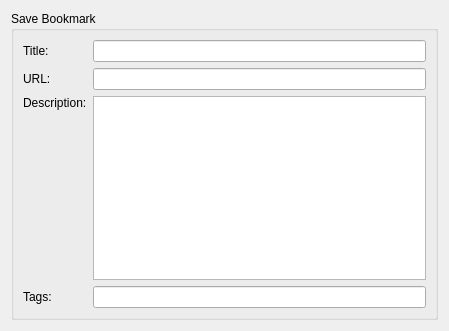
Above: newbookmarkwidget.ui from greghaynes/kdelicious before the change. Below: the same form after it.
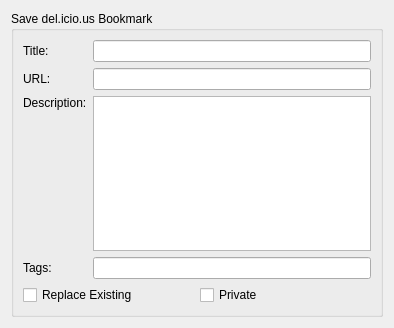
That is the form after the change.

What changed in the file:
```diff
--- a/newbookmarkwidget.ui
+++ b/newbookmarkwidget.ui
@@ -6,18 +6,18 @@
    <rect>
     <x>0</x>
     <y>0</y>
-    <width>449</width>
-    <height>331</height>
+    <width>394</width>
+    <height>328</height>
    </rect>
   </property>
   <property name="windowTitle">
    <string>Form</string>
   </property>
-  <layout class="QHBoxLayout" name="horizontalLayout">
+  <layout class="QHBoxLayout" name="horizontalLayout_2">
    <item>
     <widget class="QGroupBox" name="groupBox">
      <property name="title">
-      <string>Save Bookmark</string>
+      <string>Save del.icio.us Bookmark</string>
      </property>
      <layout class="QGridLayout" name="gridLayout">
       <item row="0" column="0">
@@ -77,6 +77,24 @@
       <item row="3" column="1">
        <widget class="QLineEdit" name="tagsLineEdit"/>
       </item>
+      <item row="4" column="0" colspan="2">
+       <layout class="QHBoxLayout" name="horizontalLayout">
+        <item>
+         <widget class="QCheckBox" name="replaceCheckbox">
+          <property name="text">
+           <string>Replace Existing</string>
+          </property>
+         </widget>
+        </item>
+        <item>
+         <widget class="QCheckBox" name="privateCheckbox">
+          <property name="text">
+           <string>Private</string>
+          </property>
+         </widget>
+        </item>
+       </layout>
+      </item>
      </layout>
     </widget>
    </item>
```
